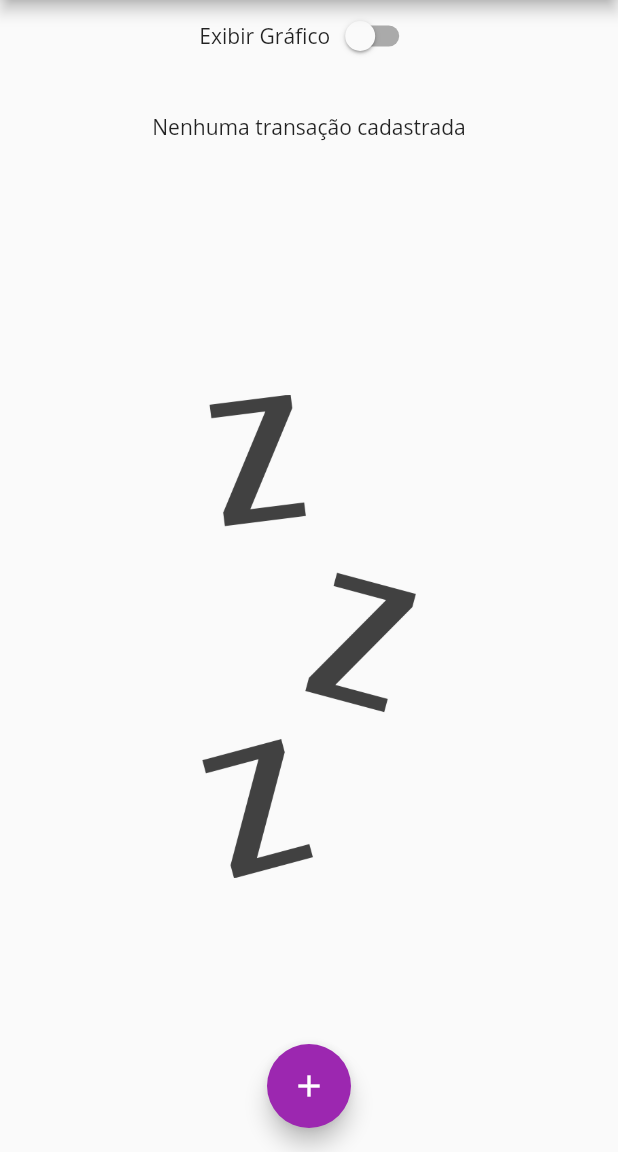
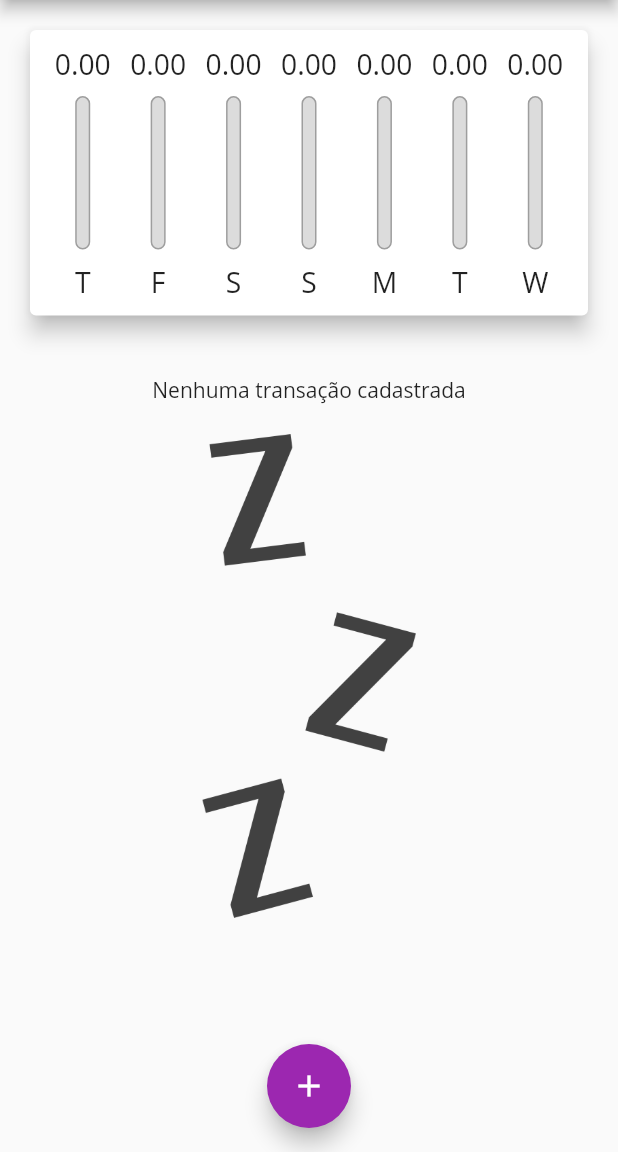
Before and after one commit to beugenio/flutter-expenses, a Flutter app: the screen it shows after launch, on a phone screen of 412 x 824 dp, the part 84-1236 px from its top. Run offline on Flutter 3.47's test engine with Material 2 defaults, Android fonts, the phone set to English and light mode, and no system bars.

Commit message:
mudança espaçamentos e ajuste para aparição da imagem

```diff
--- a/lib/components/transaction_list.dart
+++ b/lib/components/transaction_list.dart
@@ -15,16 +15,13 @@ class TransactionList extends StatelessWidget {
         ? LayoutBuilder(builder: (ctx, constraints) {
             return Column(
               children: <Widget>[
-                SizedBox(height: constraints.maxHeight * 0.05),
-                Container(
-                  height: constraints.minHeight * 0.3,
-                  child: Text(
-                    'Nenhuma transação cadastrada',
-                  ),
+                SizedBox(height: 20),
+                Text(
+                  'Nenhuma transação cadastrada',
                 ),
                 Container(
                   height: constraints.maxHeight * 0.6,
-                  margin: EdgeInsets.only(top: constraints.maxHeight * 0.05),
+                  margin: EdgeInsets.only(top: 20),
                   child: Image.asset(
                     'assets/images/waiting.png',
                     fit: BoxFit.cover,
--- a/lib/main.dart
+++ b/lib/main.dart
@@ -79,6 +79,8 @@ class _MyHomePageState extends State<MyHomePage> {
 
   @override
   Widget build(BuildContext context) {
+    bool isLandscape =
+        MediaQuery.of(context).orientation == Orientation.landscape;
     final appBar = AppBar(
       title: Text(
         'Despesas Pessoais',
@@ -103,6 +105,7 @@ class _MyHomePageState extends State<MyHomePage> {
         child: Column(
           crossAxisAlignment: CrossAxisAlignment.stretch,
           children: <Widget>[
+            if (isLandscape)
               Row(
                 mainAxisAlignment: MainAxisAlignment.center,
                 children: [
@@ -117,11 +120,11 @@ class _MyHomePageState extends State<MyHomePage> {
                   ),
                 ],
               ),
-            if (_showChart)
+            if (_showChart || !isLandscape)
               Container(
                   height: avaliableHeight * 0.3,
                   child: Chart(_recentTransactions)),
-            if (!_showChart)
+            if (!_showChart || !isLandscape)
               Container(
                   height: avaliableHeight * 0.7,
                   child: TransactionList(_transactions, _deleteTransaction)),
```
Lines whose indentation alone changed are shown as unchanged.
